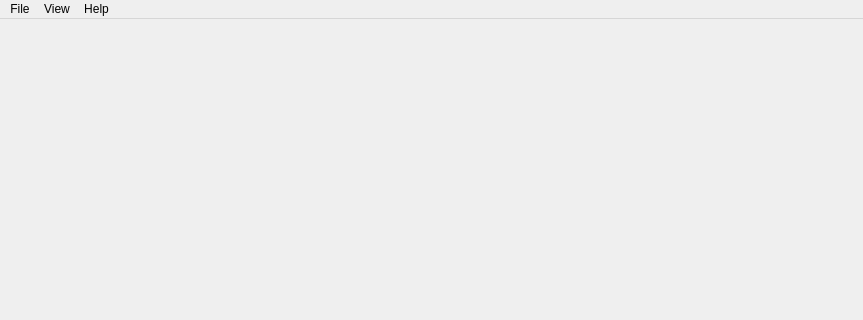
Before: the Qt Designer form src/editor/EditorWindow.ui in yuxshao/ptcollab, drawn with Qt 5; both pictures show x 0 to 863 and y 0 to 320 of the 863 by 576 pixel window.
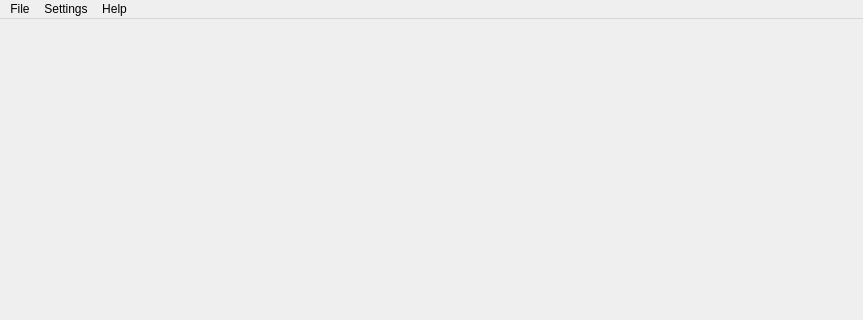
After: the same form once the commit is applied. Icons and pictures are not drawn.

The edit to the form file:
```diff
--- a/src/editor/EditorWindow.ui
+++ b/src/editor/EditorWindow.ui
@@ -49,7 +49,7 @@
    </widget>
    <widget class="QMenu" name="menuView">
     <property name="title">
-     <string>View</string>
+     <string>Settings</string>
     </property>
     <addaction name="actionIncrease_font_size"/>
     <addaction name="actionDecrease_font_size"/>
```
Left out of the diff: 18 changed lines with no effect on the pictures.
